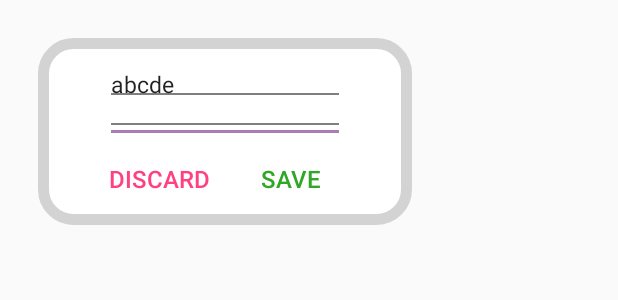
After one commit to kzjy/CourseReminder, an Android app: the layout popup_course_info_edit.xml on its own in the app's theme, with its tools: preview values and no code run, on a phone screen of 412 x 824 dp. The commit adds this screen. Shown: the top 300 px of the screen. Run offline under Robolectric (Android 15) with nearby library versions, the phone set to English and light mode, and no system bars.

Commit message:
redid course editing ui

```diff
--- /dev/null
+++ b/CourseReminder/app/src/main/java/kz/coursereminder/adapters/LinedEditText.java
@@ -0,0 +1,49 @@
+package kz.coursereminder.adapters;
+
+import android.content.Context;
+import android.graphics.Canvas;
+import android.graphics.Paint;
+import android.graphics.Rect;
+import android.support.v7.widget.AppCompatEditText;
+import android.util.AttributeSet;
+
+import kz.coursereminder.R;
+
+public class LinedEditText extends AppCompatEditText {
+
+    private Rect mRect;
+    private Paint mPaint;
+
+    public LinedEditText(Context context, AttributeSet attrs) {
+        super(context, attrs);
+
+        mRect = new Rect();
+        mPaint = new Paint();
+        mPaint.setStyle(Paint.Style.FILL_AND_STROKE);
+        mPaint.setColor(context.getResources().getColor(R.color.Black));
+    }
+
+    @Override
+    protected void onDraw(Canvas canvas) {
+        //int count = getLineCount();
+
+        int height = getHeight();
+        int line_height = getLineHeight();
+
+        int count = height / line_height;
+
+        if (getLineCount() > count)
+            count = getLineCount();
+
+        Rect r = mRect;
+        Paint paint = mPaint;
+        int baseline = getLineBounds(0, r);
+
+        for (int i = 0; i < count; i++) {
+            canvas.drawLine(r.left, baseline + 1, r.right, baseline + 1, paint);
+            baseline += getLineHeight();
+        }
+
+        super.onDraw(canvas);
+    }
+}
--- /dev/null
+++ b/CourseReminder/app/src/main/java/kz/coursereminder/popup/PopUp.java
@@ -0,0 +1,6 @@
+package kz.coursereminder.popup;
+
+public abstract class PopUp {
+
+
+}
--- /dev/null
+++ b/CourseReminder/app/src/main/res/layout/popup_course_info_edit.xml
@@ -0,0 +1,51 @@
+<?xml version="1.0" encoding="utf-8"?>
+<LinearLayout xmlns:android="http://schemas.android.com/apk/res/android"
+    android:layout_width="300dp"
+    android:layout_height="175dp"
+    android:padding="25dp">
+
+    <LinearLayout
+        android:layout_width="match_parent"
+        android:layout_height="match_parent"
+        android:background="@drawable/round_corners"
+        android:gravity="center_horizontal"
+        android:orientation="vertical"
+        android:paddingTop="10dp">
+
+        <kz.coursereminder.adapters.LinedEditText
+            android:layout_width="160dp"
+            android:layout_height="60dp"
+            android:inputType="textMultiLine"
+            android:singleLine="false"
+            android:gravity="top|left"
+            android:lines="2"
+            android:text="abcde"
+            android:lineHeight="20dp"
+            android:scrollbars="vertical"
+            android:textSize="15sp"
+            android:id="@+id/course_info_edit"/>
+
+        <LinearLayout
+            android:layout_width="wrap_content"
+            android:layout_height="wrap_content">
+
+            <Button
+                android:id="@+id/course_info_discard"
+                android:layout_width="wrap_content"
+                android:layout_height="wrap_content"
+                android:background="@android:color/transparent"
+                android:text="Discard"
+                android:textColor="@color/colorAccent" />
+
+            <Button
+                android:id="@+id/course_info_save"
+                android:layout_width="wrap_content"
+                android:layout_height="wrap_content"
+                android:background="@android:color/transparent"
+                android:text="Save"
+                android:textColor="@color/green" />
+        </LinearLayout>
+
+    </LinearLayout>
+
+</LinearLayout>
--- a/CourseReminder/app/src/main/res/layout/popup_delete_course.xml
+++ b/CourseReminder/app/src/main/res/layout/popup_delete_course.xml
@@ -15,6 +15,7 @@
         android:orientation="vertical">
 
             <TextView
+                android:paddingTop="10dp"
                 android:layout_width="wrap_content"
                 android:layout_height="wrap_content"
                 android:gravity="center_horizontal"
```
Also changed, not shown: CourseReminder/app/src/main/java/kz/coursereminder/controllers/CourseActivityController.java (+19 -14 lines), CourseReminder/app/src/main/java/kz/coursereminder/controllers/CourseActivityPopUpManager.java (added, +100 -0 lines), CourseReminder/app/src/main/java/kz/coursereminder/display/CourseActivity.java (+94 -120 lines), CourseReminder/app/src/main/res/layout/activity_course.xml (+8 -46 lines), CourseReminder/app/src/main/res/layout/popup_assignment.xml (added, +18 -0 lines), CourseReminder/app/src/main/res/layout/popup_course_name_edit.xml (added, +45 -0 lines), CourseReminder/app/src/main/res/layout/popup_course_notes_edit.xml (added, +51 -0 lines).
